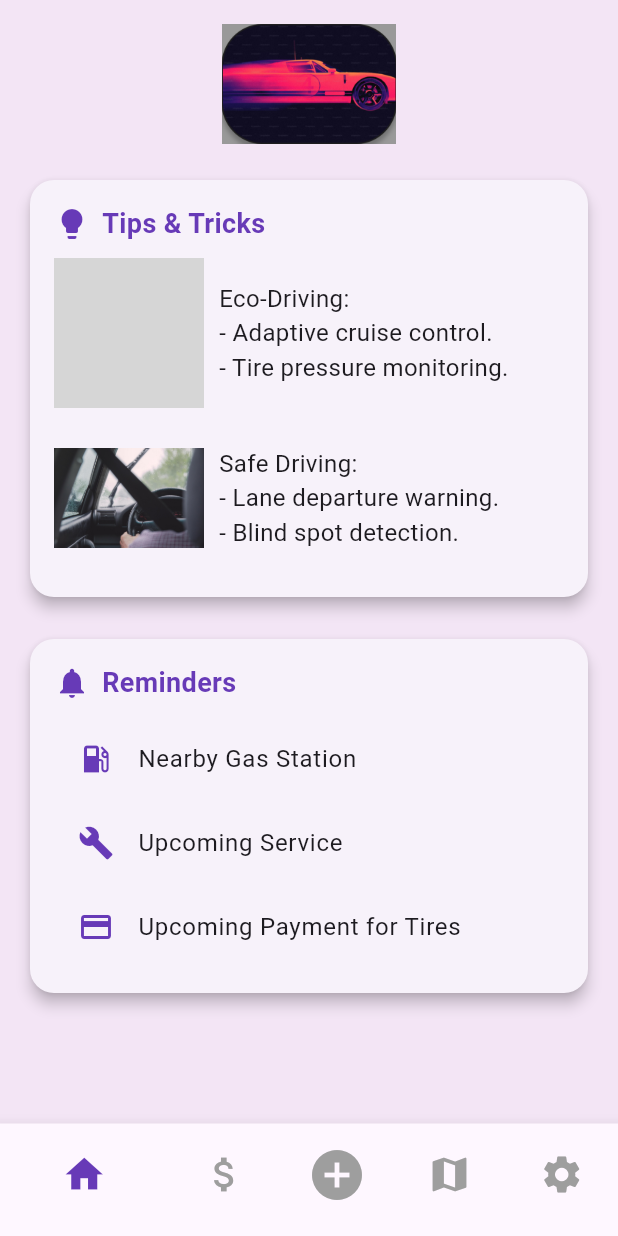
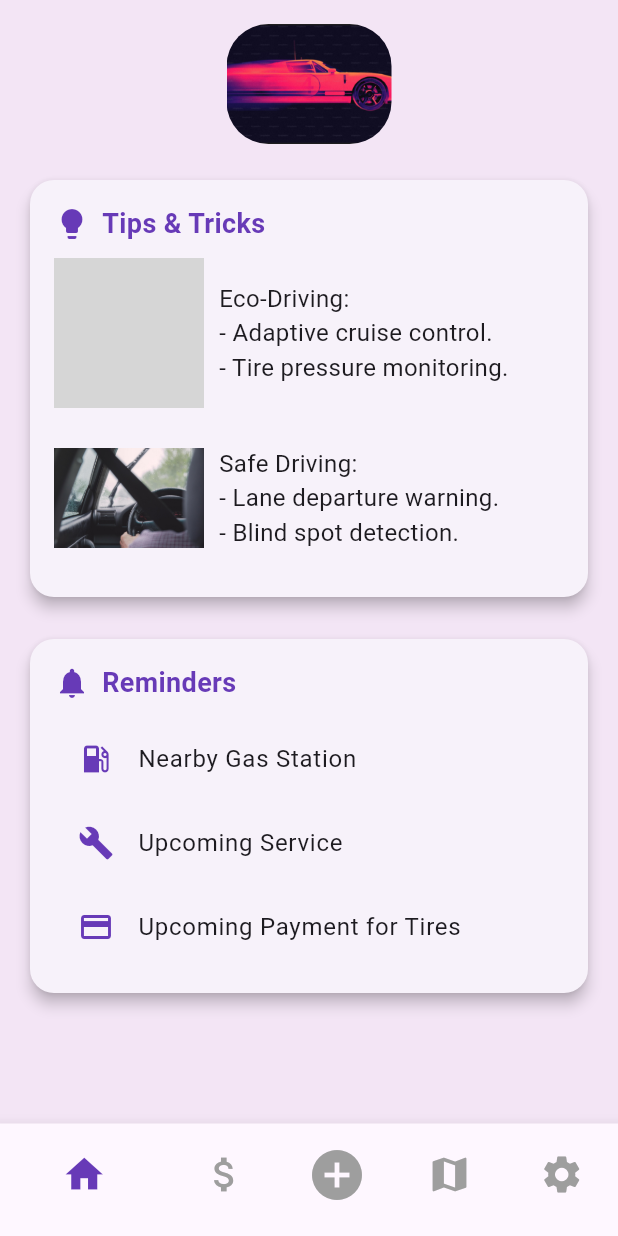
Before and after one commit to fotiskoutsikos/MyCarManager, a Flutter app: the HomePage screen opened directly, on a phone screen of 412 x 824 dp. Run offline on Flutter 3.47's test engine with Material 3 defaults, Android fonts, the phone set to English and light mode, and no system bars; grey boxes are pictures that could not be loaded.

Commit message:
Update home_page.dart

```diff
--- a/lib/home_page.dart
+++ b/lib/home_page.dart
@@ -154,9 +154,16 @@
         children: [
           // Λογότυπο
           Center(
-            child: Image.asset(
-              'assets/car_logo.png', // Βάλε την εικόνα του λογότυπού σου
+            child: Container(
+              decoration: BoxDecoration(
+                borderRadius: BorderRadius.circular(28),
+                image: const DecorationImage(
+                  image: AssetImage('assets/car_logo.png'), // Βάλε την εικόνα σου
+                  fit: BoxFit.cover,
+                ),
+              ),
               height: 80,
+              width: 110,
             ),
           ),
           const SizedBox(height: 20),
```
